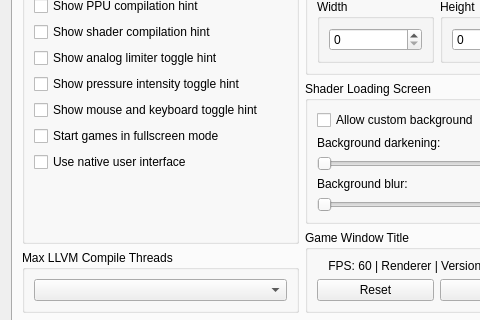
Old version of the form rpcs3/rpcs3qt/settings_dialog.ui in the repository RPCS3/rpcs3; both pictures show x 0 to 480 and y 261 to 581 of the 856 by 688 pixel window.
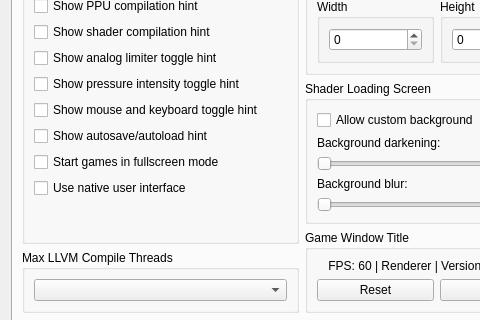
New version of the form. The open tabs and pages were chosen to show the change. Icons and pictures are not drawn.

Commit message: cellSaveData: Add autosave indicator (#15720)

Patch:
```diff
--- a/rpcs3/rpcs3qt/settings_dialog.ui
+++ b/rpcs3/rpcs3qt/settings_dialog.ui
@@ -3007,6 +3007,13 @@
                  </property>
                 </widget>
                </item>
+               <item>
+                <widget class="QCheckBox" name="showAutosaveAutoloadHint">
+                 <property name="text">
+                  <string>Show autosave/autoload hint</string>
+                 </property>
+                </widget>
+               </item>
                <item>
                 <widget class="QCheckBox" name="startGameFullscreen">
                  <property name="text">
```
The commit also changes 11 other files.
